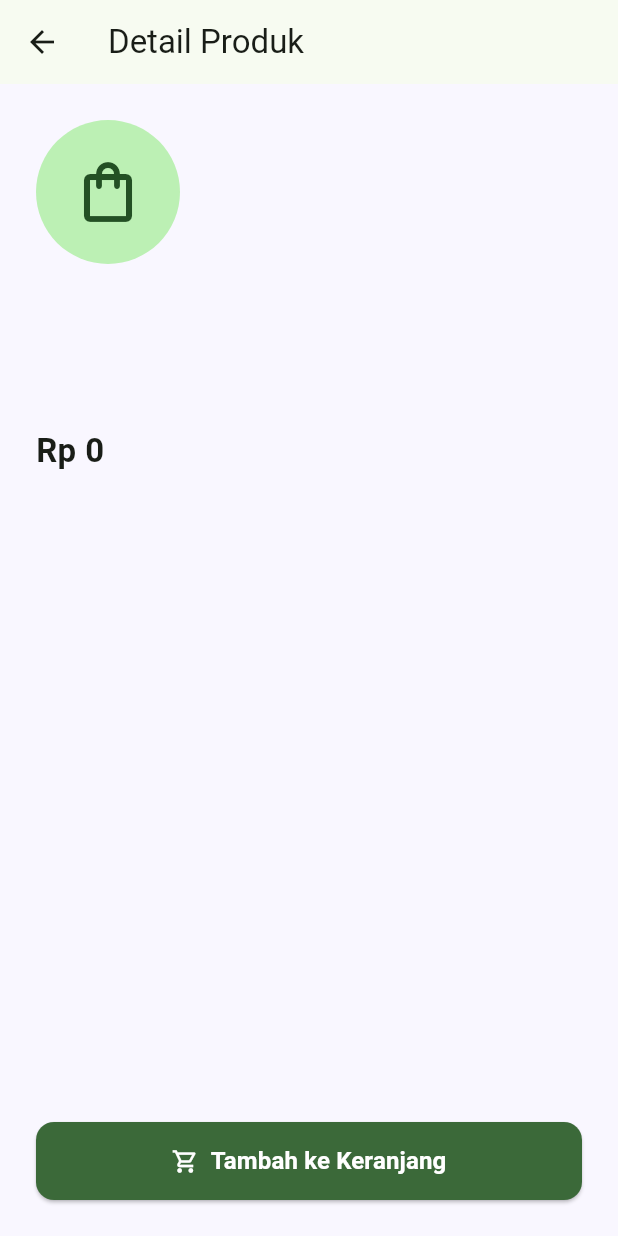
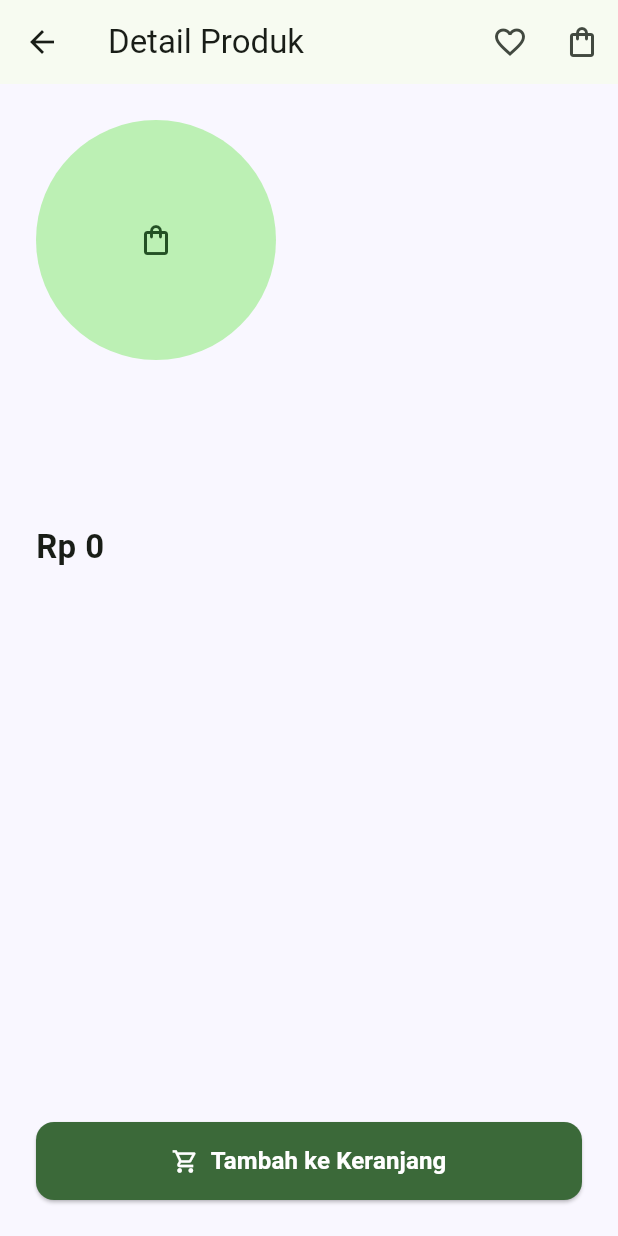
Before and after one commit to yopihendriansah-dev/aplikasi_android_walatraherbal, a Flutter app: the ProductDetailPage screen opened directly with empty values, on a phone screen of 412 x 824 dp. Run offline on Flutter 3.47's test engine with Material 3 defaults, Android fonts, the phone set to English and light mode, and no system bars; our stand-ins replace shared_preferences; accounts and stored records are empty; network calls fail.

Commit message:
Mengembangkan katalog marketplace dengan grid responsif, pencarian, filter kategori, pengurutan harga, gambar produk, rating, dan jumlah terjual. Membuat serta menggunakan widget reusable ProductCard dan ProductImage. Menambahkan fitur favorit dengan penyimpanan lokal dan sinkronisasi tampilan. Menyempurnakan keranjang dengan quantity, total harga Rupiah, penyimpanan lokal, dan proses checkout. Menambahkan riwayat pesanan, detail pesanan, status pesanan, tanggal transaksi, dan persistensi data lokal. Memperbaiki navigasi named routes, validasi, responsive layout, format tanggal Indonesia, dan pengujian aplikasi.

```diff
--- a/lib/models/product.dart
+++ b/lib/models/product.dart
@@ -4,6 +4,10 @@ class Product {
   final String category;
   final double price;
   final String description;
+  final String? imageUrl;
+  final double rating;
+  final int reviewCount;
+  final int soldCount;
 
   const Product({
     required this.id,
@@ -11,5 +15,9 @@ class Product {
     required this.category,
     required this.price,
     required this.description,
+    this.imageUrl,
+    this.rating = 0,
+    this.reviewCount = 0,
+    this.soldCount = 0,
   });
 }
--- a/lib/pages/cart_page.dart
+++ b/lib/pages/cart_page.dart
@@ -2,6 +2,7 @@ import 'package:flutter/material.dart';
 import '../widgets/app_button.dart';
 import '../services/cart_manager.dart';
 import '../utils/currency_formatter.dart';
+import '../widgets/product_image.dart';
 
 class CartPage extends StatelessWidget {
   const CartPage({super.key});
@@ -40,9 +41,7 @@ class CartPage extends StatelessWidget {
                     return Card(
                       margin: const EdgeInsets.only(bottom: 12),
                       child: ListTile(
-                        leading: const CircleAvatar(
-                          child: Icon(Icons.shopping_bag_outlined),
-                        ),
+                        leading: ProductImage(imageUrl: product.imageUrl),
                         title: Text(product.name),
                         subtitle: Column(
                           crossAxisAlignment: .start,
--- a/lib/pages/product_detail_page.dart
+++ b/lib/pages/product_detail_page.dart
@@ -3,6 +3,8 @@ import 'package:new1/widgets/app_button.dart';
 import '../utils/currency_formatter.dart';
 import '../models/product.dart';
 import '../services/cart_manager.dart';
+import '../widgets/product_image.dart';
+import '../services/favorites_manager.dart';
 
 class ProductDetailPage extends StatelessWidget {
   final Product product;
@@ -11,16 +13,39 @@ class ProductDetailPage extends StatelessWidget {
   @override
   Widget build(BuildContext context) {
     return Scaffold(
-      appBar: AppBar(title: const Text('Detail Produk')),
+      appBar: AppBar(
+        title: const Text('Detail Produk'),
+        actions: [
+          ValueListenableBuilder(
+            valueListenable: FavoritesManager.items,
+            builder: (context, favorites, child) {
+              final isFavorite = FavoritesManager.isFavorite(product);
+
+              return IconButton(
+                onPressed: () async {
+                  await FavoritesManager.toggle(product);
+                },
+                icon: Icon(
+                  isFavorite ? Icons.favorite : Icons.favorite_border,
+                  color: isFavorite ? Colors.red : null,
+                ),
+              );
+            },
+          ),
+          IconButton(
+            onPressed: () {
+              Navigator.pushNamed(context, '/cart');
+            },
+            icon: Icon(Icons.shopping_bag_outlined),
+          ),
+        ],
+      ),
       body: Padding(
         padding: const EdgeInsetsGeometry.all(24),
         child: Column(
           crossAxisAlignment: .start,
           children: [
-            const CircleAvatar(
-              radius: 48,
-              child: Icon(Icons.shopping_bag_outlined, size: 48),
-            ),
+            ProductImage(imageUrl: product.imageUrl, size: 160),
             const SizedBox(height: 24),
             Text(
               product.name,
--- /dev/null
+++ b/lib/widgets/product_image.dart
@@ -0,0 +1,63 @@
+import 'package:flutter/material.dart';
+
+class ProductImage extends StatelessWidget {
+  final String? imageUrl;
+  final double size;
+  final double? widht;
+  final double? height;
+
+  const ProductImage({
+    super.key,
+    required this.imageUrl,
+    this.size = 56,
+    this.widht,
+    this.height,
+  });
+
+  @override
+  Widget build(BuildContext context) {
+    final imageWidth = widht ?? size;
+    final imageHeight = height ?? size;
+    if (imageUrl == null || imageUrl!.isEmpty) {
+      return SizedBox(
+        width: imageWidth,
+        height: imageHeight,
+        child: const CircleAvatar(child: Icon(Icons.shopping_bag_outlined)),
+      );
+    }
+    return ClipRRect(
+      borderRadius: .circular(12),
+      child: Image.network(
+        loadingBuilder: (context, child, loadingProgress) {
+          if (loadingProgress == null) {
+            return child;
+          }
+          return SizedBox(
+            width: size,
+            height: size,
+            child: const Center(
+              child: CircularProgressIndicator(
+                strokeWidth: 2,
+                color: Colors.black,
+              ),
+            ),
+          );
+        },
+        imageUrl!,
+        width: size,
+        height: size,
+        fit: BoxFit.cover,
+        errorBuilder: (context, error, stackTrace) {
+          return SizedBox(
+            width: size,
+            height: size,
+            child: const ColoredBox(
+              color: Colors.grey,
+              child: Icon(Icons.broken_image_outlined),
+            ),
+          );
+        },
+      ),
+    );
+  }
+}
```
Also changed, not shown: lib/main.dart (+6 -1 lines), lib/models/order.dart (+44 -0 lines), lib/pages/checkout_page.dart (+6 -3 lines), lib/pages/favorite_page.dart (+7 -27 lines), lib/pages/home_page.dart (+50 -45 lines), lib/pages/order_detail_page.dart (+8 -4 lines), lib/pages/order_history_page.dart (+18 -1 lines), lib/services/local_storage.dart (+25 -0 lines), lib/services/order_manager.dart (+20 -3 lines), lib/widgets/product_card.dart (added, +110 -0 lines).
